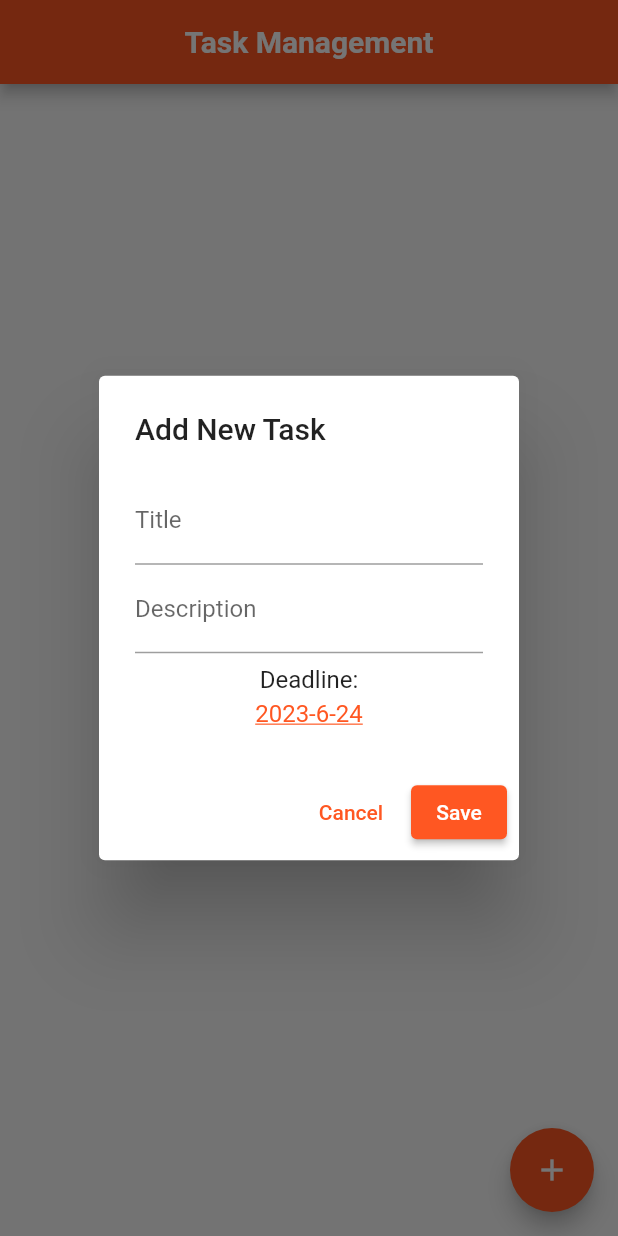
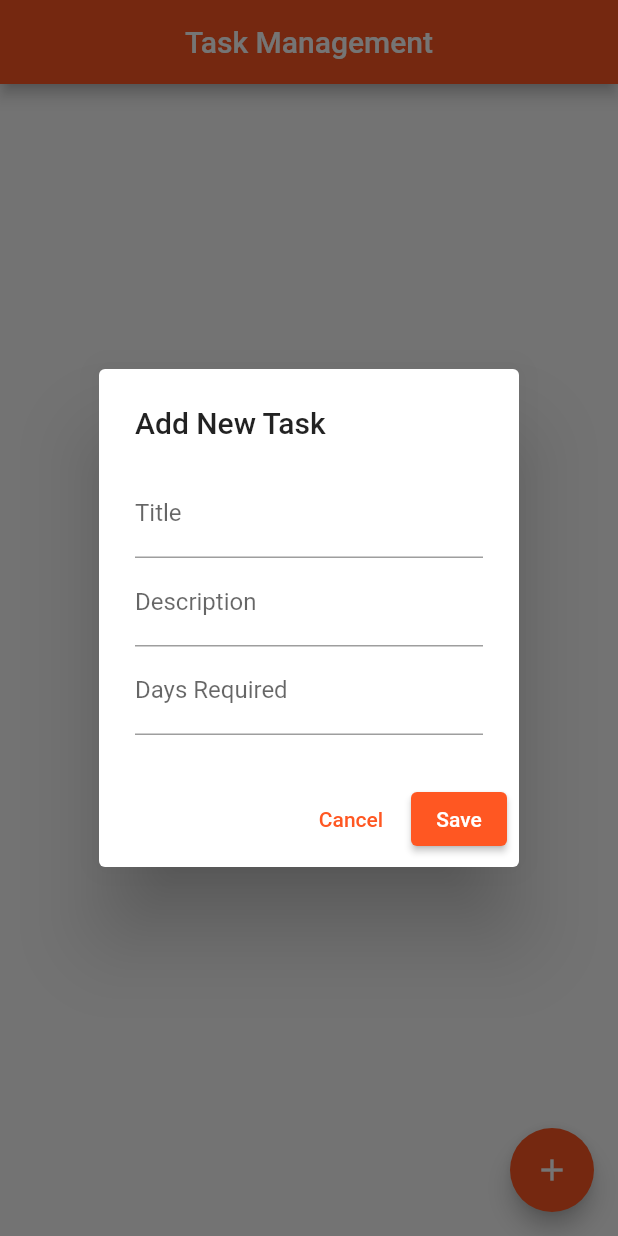
Before and after one commit to Eternal-Monarch/To-do-list, a Flutter app: the screen it shows after launch, after a tap on the "add" icon, on a phone screen of 412 x 824 dp. Run offline on Flutter 3.47's test engine with Material 2 defaults, Android fonts, the phone set to English and light mode, and no system bars.

```diff
--- a/lib/main.dart
+++ b/lib/main.dart
@@ -57,12 +57,7 @@ class _TaskListScreenState extends State<TaskListScreen> {
               SizedBox(height: 8.0),
               Text(tasks[index].description),
               SizedBox(height: 8.0),
-              Text(
-                'Deadline: ${tasks[index].deadline}',
-                style: TextStyle(
-                  fontStyle: FontStyle.italic,
-                ),
-              ),
+              Text('Days Required: ${tasks[index].daysRequired}'),
               SizedBox(height: 16.0),
               ElevatedButton(
                 onPressed: () {
@@ -84,7 +79,7 @@ class _TaskListScreenState extends State<TaskListScreen> {
       builder: (BuildContext context) {
         String title = '';
         String description = '';
-        DateTime deadline = DateTime.now();
+        int daysRequired = 0;
 
         return AlertDialog(
           title: Text('Add New Task'),
@@ -103,30 +98,11 @@ class _TaskListScreenState extends State<TaskListScreen> {
                 },
                 decoration: InputDecoration(labelText: 'Description'),
               ),
-              SizedBox(height: 8.0),
-              Text('Deadline:'),
-              SizedBox(height: 4.0),
-              InkWell(
-                onTap: () async {
-                  final DateTime? selectedDate = await showDatePicker(
-                    context: context,
-                    initialDate: DateTime.now(),
-                    firstDate: DateTime(2000),
-                    lastDate: DateTime(2100),
-                  );
-                  if (selectedDate != null) {
-                    setState(() {
-                      deadline = selectedDate;
-                    });
-                  }
+              TextField(
+                onChanged: (value) {
+                  daysRequired = int.tryParse(value) ?? 0;
                 },
-                child: Text(
-                  '${deadline.year}-${deadline.month}-${deadline.day}',
-                  style: TextStyle(
-                    color: Colors.deepOrange,
-                    decoration: TextDecoration.underline,
-                  ),
-                ),
+                decoration: InputDecoration(labelText: 'Days Required'),
               ),
             ],
           ),
@@ -139,7 +115,7 @@ class _TaskListScreenState extends State<TaskListScreen> {
             ),
             ElevatedButton(
               onPressed: () {
-                Task newTask = Task(title, description, deadline);
+                Task newTask = Task(title, description, daysRequired);
                 addTask(newTask);
                 Navigator.pop(context);
               },
@@ -155,16 +131,8 @@ class _TaskListScreenState extends State<TaskListScreen> {
   Widget build(BuildContext context) {
     return Scaffold(
       appBar: AppBar(
-        centerTitle: true, // Center aligns the title
-        title: Center(
-        child: Text(
-        'Task Management',
-        style: TextStyle(
-        fontWeight: FontWeight.bold,
-        fontSize: 20.0,
-    ),
-    ),
-      ),
+        title: Text('Task Management'),
+        centerTitle: true,
       ),
       body: ListView.builder(
         itemCount: tasks.length,
@@ -208,7 +176,7 @@ class _TaskListScreenState extends State<TaskListScreen> {
 class Task {
   String title;
   String description;
-  DateTime deadline;
+  int daysRequired;
 
-  Task(this.title, this.description, this.deadline);
+  Task(this.title, this.description, this.daysRequired);
 }
```
